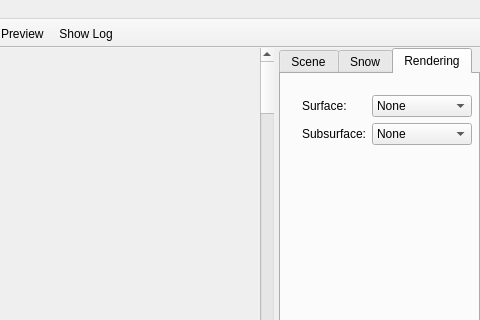
Qt form src/qtgui/mainwindow.ui (tomka/mitsuba-renderer) before a commit; both pictures show x 257 to 737 and y 0 to 320 of the 737 by 656 pixel window.
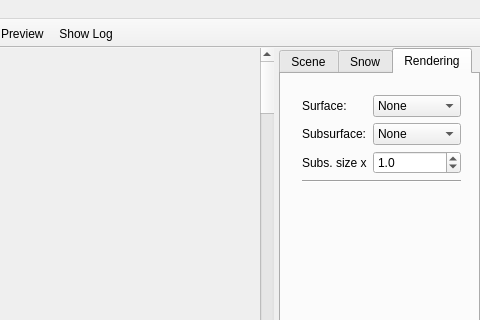
The same form after that commit. Icons and pictures are not drawn. Custom widgets are drawn as their Qt base class.

Commit message: Add object export feature to GUI

Diff of the .ui file:
```diff
--- a/src/qtgui/mainwindow.ui
+++ b/src/qtgui/mainwindow.ui
@@ -735,7 +735,7 @@
          </property>
          <layout class="QVBoxLayout" name="verticalLayout_3">
           <property name="sizeConstraint">
-           <enum>QLayout::SetFixedSize</enum>
+           <enum>QLayout::SetDefaultConstraint</enum>
           </property>
           <item>
            <layout class="QFormLayout" name="formLayout_4">
@@ -858,8 +858,54 @@
               </item>
              </widget>
             </item>
+            <item row="2" column="0">
+             <widget class="QLabel" name="subsurfaceSizeLabel">
+              <property name="text">
+               <string>Subs. size x</string>
+              </property>
+             </widget>
+            </item>
+            <item row="2" column="1">
+             <widget class="QDoubleSpinBox" name="subsurfaceSizeSpinBox">
+              <property name="maximumSize">
+               <size>
+                <width>100</width>
+                <height>16777215</height>
+               </size>
+              </property>
+              <property name="decimals">
+               <number>1</number>
+              </property>
+              <property name="singleStep">
+               <double>0.100000000000000</double>
+              </property>
+              <property name="value">
+               <double>1.000000000000000</double>
+              </property>
+             </widget>
+            </item>
            </layout>
           </item>
+          <item>
+           <widget class="Line" name="line_2">
+            <property name="orientation">
+             <enum>Qt::Horizontal</enum>
+            </property>
+           </widget>
+          </item>
+          <item>
+           <spacer name="verticalSpacer">
+            <property name="orientation">
+             <enum>Qt::Vertical</enum>
+            </property>
+            <property name="sizeHint" stdset="0">
+             <size>
+              <width>20</width>
+              <height>40</height>
+             </size>
+            </property>
+           </spacer>
+          </item>
          </layout>
         </widget>
        </widget>
```
Left out of the diff: 7 changed lines with no effect on the pictures. The commit also changes 2 other files.
